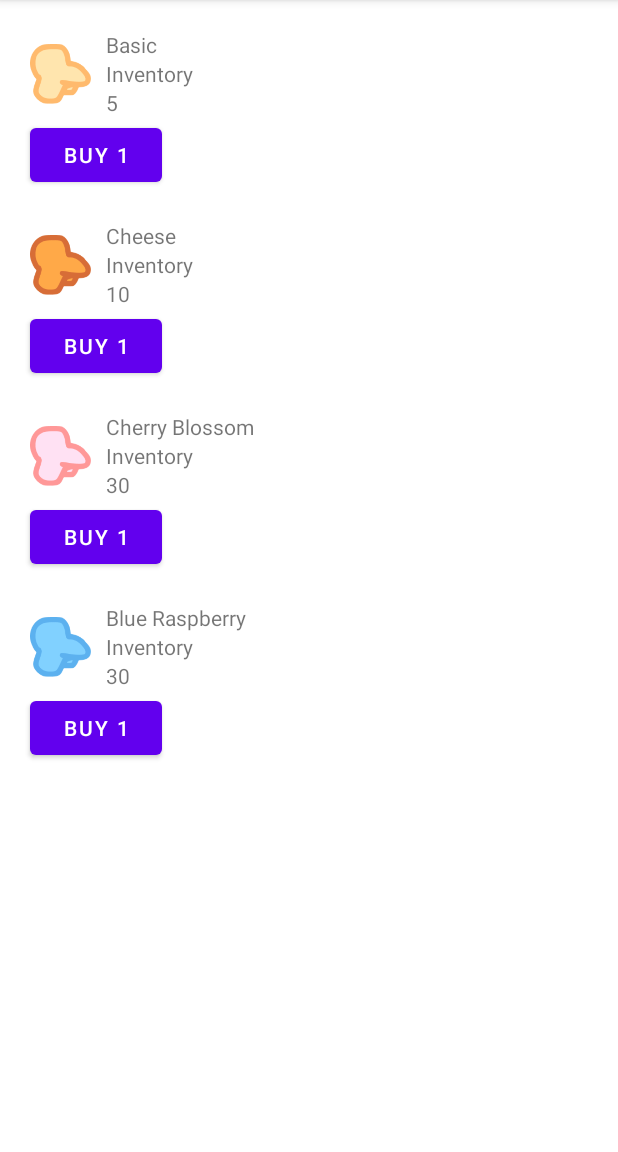
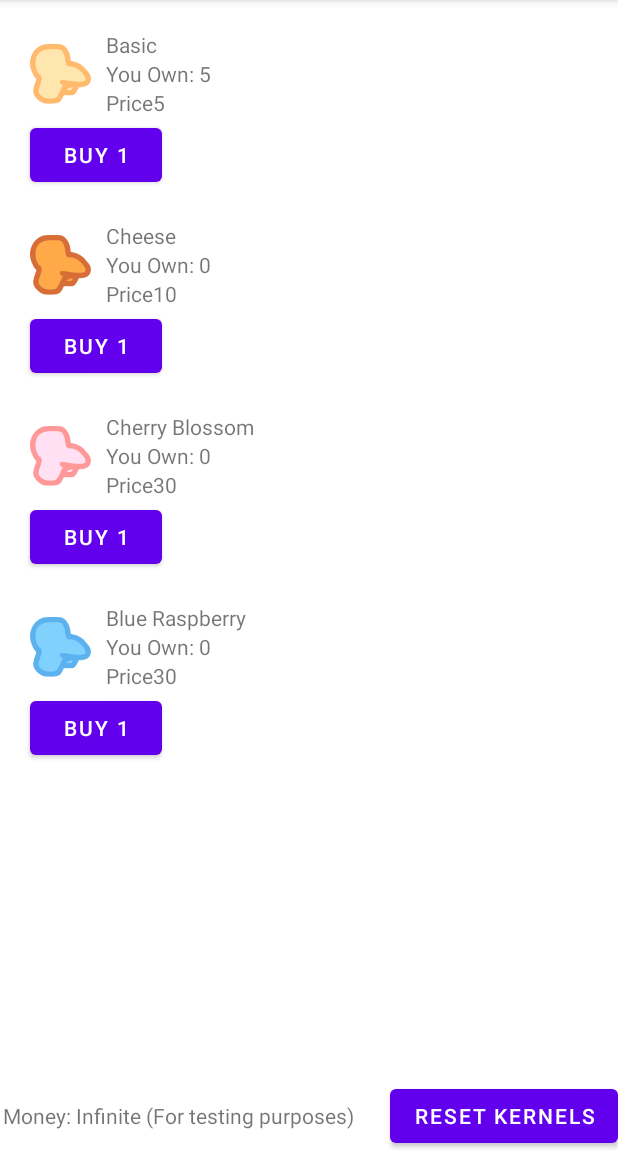
Before and after one commit to sanchovi/popopop, an Android app: the Shop screen opened directly, with no data from a screen before it, on a phone screen of 412 x 824 dp, the part 84-1236 px from its top. Run offline under Robolectric (Android 15) with nearby library versions, the phone set to English and light mode, and no system bars.

Commit message:
shop functionality, persistence bug, more UI

```diff
--- a/app/src/main/java/com/threeqms/popopop/KernelData.kt
+++ b/app/src/main/java/com/threeqms/popopop/KernelData.kt
@@ -9,7 +9,7 @@ object KernelData {
                 R.drawable.basic_popcorn,
                 R.drawable.kernel,
                 5,
-                40,
+                50,
                 10f,
                 100f,
             ) ,
@@ -19,8 +19,8 @@ object KernelData {
                 R.drawable.cheese_popcorn,
                 R.drawable.kernel,
                 10,
-                50,
-                10f,
+                80,
+                20f,
                 100f,
             ),
 
--- a/app/src/main/java/com/threeqms/popopop/KernelSimulator.kt
+++ b/app/src/main/java/com/threeqms/popopop/KernelSimulator.kt
@@ -19,6 +19,8 @@ class KernelSimulator(sm : SensorManager, boundsMin: Vector2, boundsMax: Vector2
     private var acceleration : Array<Float> = arrayOf(0f, 0f, 0f)
     private var angularAcceleration : Array<Float> = arrayOf(0f, 0f, 0f)
     private val mp : MediaPlayer = MediaPlayer.create(act, R.raw.pop);
+
+    private var isPaused : Boolean = false
 
     fun addKernel(kernelView: View, kernelType: KernelTypeDef): Kernel {
         val randomX = minBounds.x + Math.random().toFloat() * boundsSize.x
@@ -64,6 +66,8 @@ class KernelSimulator(sm : SensorManager, boundsMin: Vector2, boundsMax: Vector2
 
     fun simulate(dt: Float) {
 
+        if(isPaused)
+            return
         for (kernelOpt in kernels) {
             if (kernelOpt == null)
                 continue
@@ -122,11 +126,13 @@ class KernelSimulator(sm : SensorManager, boundsMin: Vector2, boundsMax: Vector2
     fun start() {
         // enable our sensor when the activity is resumed, ask for
         // 10 ms updates.
+        isPaused = false
         sensorManager.registerListener(this, sensorManager.getDefaultSensor(Sensor.TYPE_ACCELEROMETER), 10000)
     }
 
     fun stop() {
         // make sure to turn our sensor off when the activity is paused
+        isPaused = true
         sensorManager.unregisterListener(this)
     }
 }
--- a/app/src/main/java/com/threeqms/popopop/Shop.kt
+++ b/app/src/main/java/com/threeqms/popopop/Shop.kt
@@ -13,16 +13,24 @@ import com.threeqms.popopop.databinding.ShopSegmentBinding
 class Shop : AppCompatActivity() {
 
     private lateinit var binding: ActivityShopBinding
+    private lateinit var kernelStorage: KernelStorage
 
     override fun onCreate(savedInstanceState: Bundle?) {
         super.onCreate(savedInstanceState)
         binding = ActivityShopBinding.inflate(layoutInflater)
 
         setContentView(binding.root)
-        binding.shopRecycler.adapter = ShopCardAdapter(applicationContext)
+        kernelStorage = KernelStorage(this@Shop)
+        kernelStorage.initialize()
+
+        binding.shopRecycler.adapter = ShopCardAdapter(applicationContext, kernelStorage)
         // Specify fixed size to improve performance
         binding.shopRecycler.setHasFixedSize(true)
 
+        binding.resetButton.setOnClickListener{
+            kernelStorage.resetKernels()
+            (binding.shopRecycler.adapter as ShopCardAdapter).updateAllCards()
+        }
     }
 
 
--- a/app/src/main/java/com/threeqms/popopop/adapter/ShopCardAdapter.kt
+++ b/app/src/main/java/com/threeqms/popopop/adapter/ShopCardAdapter.kt
@@ -19,11 +19,13 @@ import android.content.Context
 import android.view.LayoutInflater
 import android.view.View
 import android.view.ViewGroup
+import android.widget.Button
 import android.widget.ImageView
 import android.widget.TextView
 import androidx.recyclerview.widget.RecyclerView
 import com.threeqms.popopop.R
 import com.threeqms.popopop.KernelData
+import com.threeqms.popopop.KernelStorage
 
 /**
  * Adapter to inflate the appropriate list item layout and populate the view with information
@@ -31,10 +33,12 @@ import com.threeqms.popopop.KernelData
  */
 class ShopCardAdapter(
     private val context: Context?,
+    private val ks: KernelStorage,
 ): RecyclerView.Adapter<ShopCardAdapter.ShopCardViewHolder>() {
 
     // Initialize the data using the List found in data/DataSource
     val src = KernelData.KernelTypes
+    val kernelStorage = ks
 
     /**
      * Initialize view elements
@@ -44,7 +48,9 @@ class ShopCardAdapter(
         var kernelImage: ImageView = view!!.findViewById(R.id.kernelImage)
         var kernelName: TextView = view!!.findViewById(R.id.kernelNameText)
         var kernelPrice: TextView = view!!.findViewById(R.id.priceText)
+        var kernelInventory: TextView = view!!.findViewById(R.id.itemInventoryText)
 
+        var buyButton: Button = view!!.findViewById(R.id.buyButton)
     }
 
     override fun onCreateViewHolder(parent: ViewGroup, viewType: Int): ShopCardViewHolder {
@@ -70,6 +76,19 @@ class ShopCardAdapter(
         holder.kernelName.text = item.name
 
         // set kernel price
-        holder.kernelPrice.text = item.price.toString()
+        holder.kernelPrice.text = "Price" + item.price.toString()
+
+        holder.kernelInventory.text = "You Own: " + kernelStorage.kernels[position].numOwned.toString()
+
+        // Connect buy button to saved prefs
+        holder.buyButton.setOnClickListener{
+            kernelStorage.buyKernel(position)
+            holder.kernelInventory.text = "You Own: " + kernelStorage.kernels[position].numOwned.toString()
+        }
+    }
+    fun updateAllCards(){
+        for(i in 0 until src.size){
+            notifyItemChanged(i)
+        }
     }
 }
--- a/app/src/main/res/layout/activity_shop.xml
+++ b/app/src/main/res/layout/activity_shop.xml
@@ -22,6 +22,31 @@
 <!--    </FrameLayout>-->
 
 
+    <TextView
+        android:id="@+id/moneyText"
+        android:layout_width="wrap_content"
+        android:layout_height="wrap_content"
+        android:layout_marginEnd="24dp"
+        android:text="@string/money_text"
+        app:layout_constraintBottom_toBottomOf="parent"
+        app:layout_constraintEnd_toStartOf="@+id/reset_button"
+        app:layout_constraintLeft_toLeftOf="parent"
+        app:layout_constraintTop_toTopOf="parent"
+        app:layout_constraintVertical_bias="0.98" />
+
+    <Button
+        android:id="@+id/reset_button"
+        android:layout_width="wrap_content"
+        android:layout_height="wrap_content"
+        android:text="@string/reset_kernels"
+        app:layout_constraintBottom_toBottomOf="parent"
+        app:layout_constraintHorizontal_bias="1.0"
+        app:layout_constraintLeft_toLeftOf="parent"
+        app:layout_constraintRight_toRightOf="parent"
+        app:layout_constraintTop_toTopOf="parent"
+        app:layout_constraintVertical_bias="1.0" />
+
+
     <FrameLayout
         android:id="@+id/shop_layout"
         android:layout_width="match_parent"
@@ -37,6 +62,7 @@
             android:layout_height="match_parent"
             android:scrollbars="vertical"
             app:layoutManager="androidx.recyclerview.widget.LinearLayoutManager"/>
+
     </FrameLayout>
 
 </androidx.constraintlayout.widget.ConstraintLayout>
--- a/app/src/main/res/values/strings.xml
+++ b/app/src/main/res/values/strings.xml
@@ -11,4 +11,6 @@
     <string name="hello_second_fragment">Hello second fragment. Arg: %1$s</string>
     <string name="spawn_kernel">Spawn Kernel</string>
     <string name="kernel_count_key">kernels</string>
+    <string name="reset_kernels">Reset Kernels</string>
+    <string name="money_text">Money: Infinite (For testing purposes)</string>
 </resources>
```
Also changed, not shown: app/src/main/java/com/threeqms/popopop/KernelStorage.kt (+7 -3 lines), app/src/main/java/com/threeqms/popopop/MainActivity.kt (+10 -5 lines).
